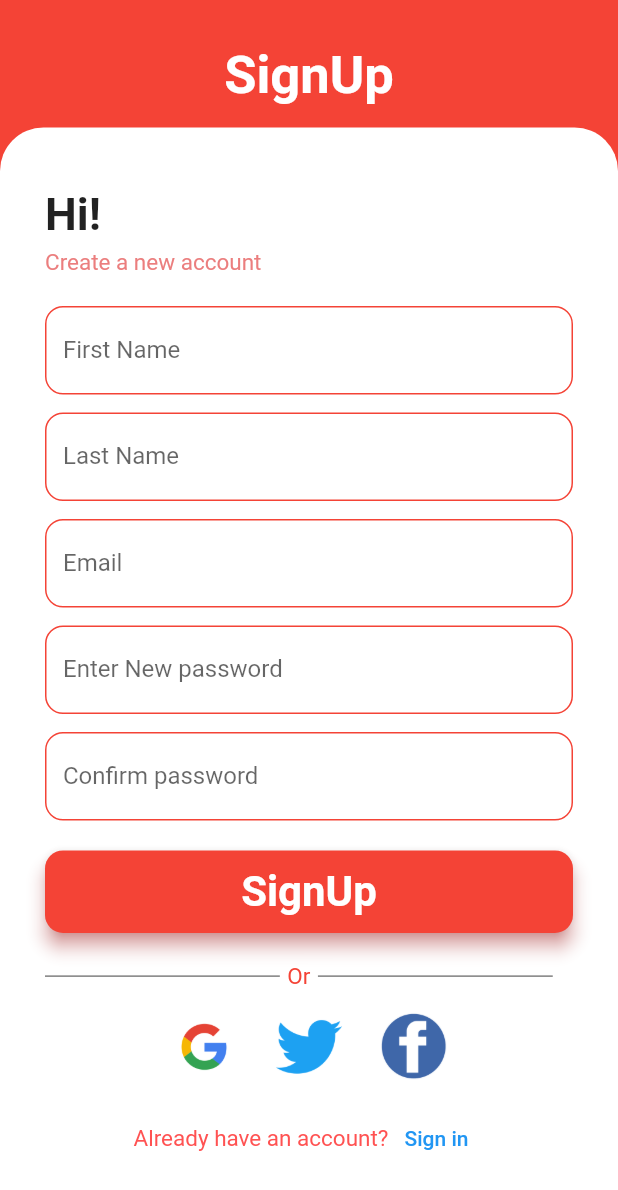
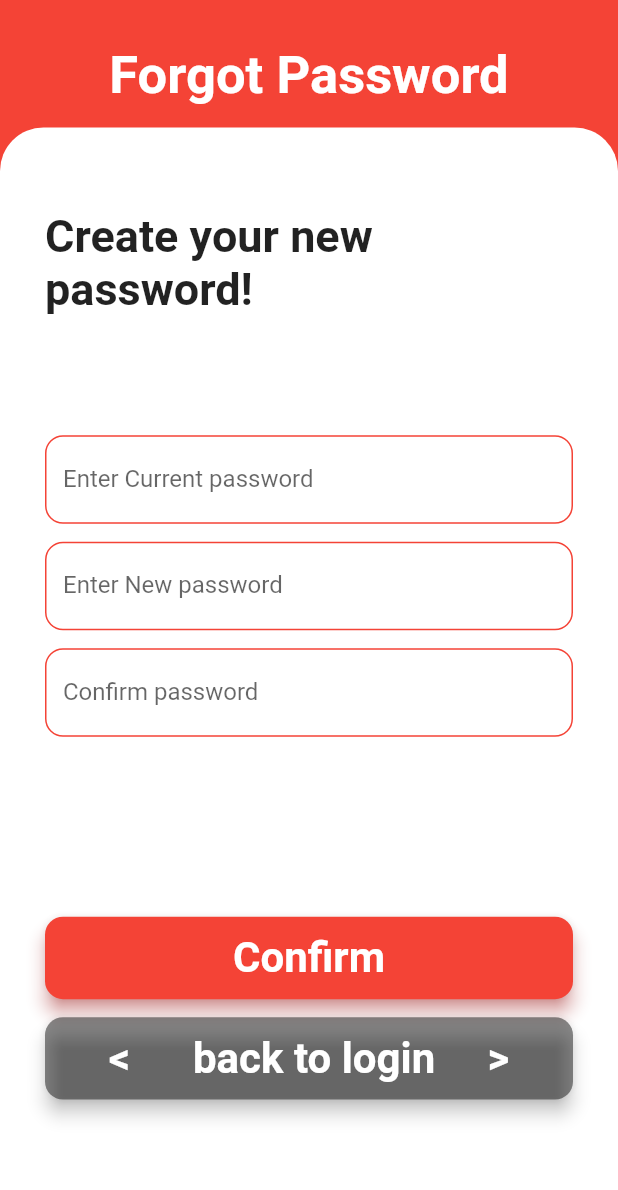
Before and after one commit to KhizarJamshaidIqbal/FirstAppCustomDesign, a Flutter app: the SignUpScreen screen opened directly, after a tap on "SignUp", after a tap on "Forgot Password?", on a phone screen of 412 x 824 dp. Shown: the top 1190 px of the screen. Run offline on Flutter 3.47's test engine with Material 2 defaults, Android fonts, the light colour scheme and no system bars; our stand-ins replace carousel_slider, lottie; network calls fail; Roboto replaces fonts that are missing (Raleway).

Commit message:
first commit

```diff
--- a/lib/View/LoginScreen.dart
+++ b/lib/View/LoginScreen.dart
@@ -6,6 +6,8 @@ import 'package:flutter/src/widgets/container.dart';
 import 'package:flutter/src/widgets/framework.dart';
 import 'package:lottie/lottie.dart';
 import 'package:static_api/View/Authentication.dart';
+import 'package:static_api/View/shared/Forgot_Password.dart';
+import 'package:static_api/View/shared/Home.dart';
 
 import '../api/card_api.dart';
 import 'SignUpScreen.dart';
@@ -61,7 +63,7 @@ class _LoginScreenState extends State<LoginScreen> {
             Padding(
               padding: const EdgeInsets.only(top: 85.0),
               child: Container(
-                height: Height,
+                height: Height / 1.15,
                 width: Width,
                 decoration: BoxDecoration(
                   color: Colors.white,
@@ -71,10 +73,9 @@ class _LoginScreenState extends State<LoginScreen> {
                 ),
               ),
             ),
-            SingleChildScrollView(
-              child: Padding(
-                  padding: const EdgeInsets.only(
-                      top: 140.0, left: 30.0, right: 30.0),
+            Padding(
+                padding:
+                    const EdgeInsets.only(top: 140.0, left: 30.0, right: 30.0),
                 child: Column(
                   crossAxisAlignment: CrossAxisAlignment.start,
                   children: [
@@ -118,7 +119,7 @@ class _LoginScreenState extends State<LoginScreen> {
                           Navigator.push(
                               context,
                               MaterialPageRoute(
-                                  builder: (context) => Authentication(),
+                                builder: (context) => Home(),
                               ));
                         },
                         child: Text(
@@ -141,7 +142,7 @@ class _LoginScreenState extends State<LoginScreen> {
                               Navigator.push(
                                   context,
                                   MaterialPageRoute(
-                                      builder: (context) => SignUpScreen(),
+                                    builder: (context) => Forgot_Password(),
                                   ));
                             },
                             child: Text(
@@ -159,12 +160,10 @@ class _LoginScreenState extends State<LoginScreen> {
                           color: Colors.black,
                         ),
                         Padding(
-                            padding:
-                                const EdgeInsets.only(left: 5.0, right: 5.0),
+                          padding: const EdgeInsets.only(left: 5.0, right: 5.0),
                           child: Text(
                             "Or",
-                              style:
-                                  TextStyle(color: Colors.red, fontSize: 15.0),
+                            style: TextStyle(color: Colors.red, fontSize: 15.0),
                           ),
                         ),
                         Container(
@@ -193,8 +192,8 @@ class _LoginScreenState extends State<LoginScreen> {
                         Padding(
                           padding: const EdgeInsets.only(right: 20.0),
                           child: CircleAvatar(
-                              child: Image(
-                                  image: AssetImage("Images/twitter.png")),
+                            child:
+                                Image(image: AssetImage("Images/twitter.png")),
                             radius: 25.0,
                             backgroundColor: Colors.white,
                           ),
@@ -230,8 +229,7 @@ class _LoginScreenState extends State<LoginScreen> {
                       ],
                     ),
                   ],
-                  )),
-            )
+                ))
           ],
         ),
       )),
--- a/lib/View/SignUpScreen.dart
+++ b/lib/View/SignUpScreen.dart
@@ -63,7 +63,7 @@ class _SignUpScreenState extends State<SignUpScreen> {
             Padding(
               padding: const EdgeInsets.only(top: 85.0),
               child: Container(
-                height: Height,
+                height: Height / 2,
                 width: Width,
                 decoration: BoxDecoration(
                   color: Colors.white,
@@ -120,7 +120,7 @@ class _SignUpScreenState extends State<SignUpScreen> {
                     ),
                     customtextfield(
                         controller: _passwordController,
-                        hintText: "Enter New password",
+                        hintText: "Must use special characters",
                         labelText: "Enter New password"),
                     SizedBox(
                       height: 12.0,
--- a/lib/View/components/Customtexfield.dart
+++ b/lib/View/components/Customtexfield.dart
@@ -1,4 +1,4 @@
-// ignore_for_file: prefer_const_constructors, camel_case_types, unnecessary_import, implementation_imports, unused_import, file_names
+// ignore_for_file: prefer_const_constructors, camel_case_types, unnecessary_import, implementation_imports, unused_import, file_names, must_be_immutable
 
 import 'package:flutter/material.dart';
 import 'package:flutter/src/widgets/container.dart';
@@ -9,7 +9,7 @@ class customtextfield extends StatelessWidget {
   String hintText;
   String labelText;
 
-   customtextfield(
+  customtextfield(
       {super.key,
       required this.controller,
       required this.hintText,
--- a/lib/View/components/lotiecard.dart
+++ b/lib/View/components/lotiecard.dart
@@ -1,3 +1,5 @@
+// ignore_for_file: sized_box_for_whitespace, use_key_in_widget_constructors, unnecessary_import, implementation_imports, prefer_const_constructors_in_immutables, prefer_typing_uninitialized_variables
+
 import 'package:flutter/material.dart';
 import 'package:flutter/src/widgets/container.dart';
 import 'package:flutter/src/widgets/framework.dart';
--- /dev/null
+++ b/lib/View/shared/Forgot_Password.dart
@@ -0,0 +1,176 @@
+// ignore_for_file: prefer_const_constructors, unnecessary_import, implementation_imports, file_names, unused_import, non_constant_identifier_names, unused_local_variable, sort_child_properties_last, deprecated_member_use, no_leading_underscores_for_local_identifiers, unused_element, camel_case_types
+
+import 'package:carousel_slider/carousel_slider.dart';
+import 'package:flutter/material.dart';
+import 'package:flutter/src/widgets/container.dart';
+import 'package:flutter/src/widgets/framework.dart';
+import 'package:lottie/lottie.dart';
+import 'package:static_api/View/Authentication.dart';
+import 'package:static_api/View/LoginScreen.dart';
+
+import '../SignUpScreen.dart';
+import '../components/Customtexfield.dart';
+
+class Forgot_Password extends StatefulWidget {
+  const Forgot_Password({super.key});
+
+  @override
+  State<Forgot_Password> createState() => _Forgot_PasswordState();
+}
+
+class _Forgot_PasswordState extends State<Forgot_Password> {
+  @override
+  Widget build(BuildContext context) {
+    final TextEditingController _passwordController = TextEditingController();
+    final TextEditingController _newpasswordController =
+        TextEditingController();
+    final TextEditingController _confirmpasswordController =
+        TextEditingController();
+
+    @override
+    void dispose() {
+      super.dispose();
+      _confirmpasswordController.dispose();
+      _passwordController.dispose();
+      _newpasswordController.dispose();
+    }
+
+    var Height = MediaQuery.of(context).size.height;
+    var Width = MediaQuery.of(context).size.width;
+    return SafeArea(
+      child: Scaffold(
+          body: SingleChildScrollView(
+        child: Stack(
+          children: [
+            Container(
+              height: Height * 0.2,
+              width: Width,
+              color: Colors.red,
+              child: Padding(
+                padding: const EdgeInsets.only(
+                  top: 30.0,
+                ),
+                child: Text(
+                  "Forgot Password",
+                  textAlign: TextAlign.center,
+                  style: TextStyle(
+                      fontSize: 35.0,
+                      fontWeight: FontWeight.bold,
+                      color: Colors.white,
+                      fontFamily: 'Raleway'),
+                ),
+              ),
+            ),
+            Padding(
+              padding: const EdgeInsets.only(top: 85.0),
+              child: Container(
+                height: Height / 1.15,
+                width: Width,
+                decoration: BoxDecoration(
+                  color: Colors.white,
+                  borderRadius: BorderRadius.only(
+                      topLeft: Radius.circular(29.0),
+                      topRight: Radius.circular(29.0)),
+                ),
+              ),
+            ),
+            Padding(
+                padding:
+                    const EdgeInsets.only(top: 140.0, left: 30.0, right: 30.0),
+                child: Column(
+                  crossAxisAlignment: CrossAxisAlignment.start,
+                  children: [
+                    Text(
+                      "Create your new password!",
+                      textAlign: TextAlign.start,
+                      style: TextStyle(
+                          fontWeight: FontWeight.bold, fontSize: 30.0),
+                    ),
+                    SizedBox(
+                      height: 6.0,
+                    ),
+                    SizedBox(
+                      height: Height * .09,
+                    ),
+                    customtextfield(
+                        controller: _passwordController,
+                        hintText: "Enter Current password",
+                        labelText: "Enter Current password"),
+                    SizedBox(
+                      height: 12.0,
+                    ),
+                    customtextfield(
+                        controller: _newpasswordController,
+                        hintText: "Enter New password",
+                        labelText: "Enter New password"),
+                    SizedBox(
+                      height: 12.0,
+                    ),
+                    customtextfield(
+                        controller: _confirmpasswordController,
+                        hintText: "Confirm password",
+                        labelText: "Confirm password"),
+                    SizedBox(
+                      height: 120.0,
+                    ),
+                    SizedBox(
+                      width: Width * 0.88,
+                      height: Height * 0.2 / 3,
+                      child: ElevatedButton(
+                        onPressed: () {
+                          Navigator.push(
+                              context,
+                              MaterialPageRoute(
+                                builder: (context) => LoginScreen(),
+                              ));
+                        },
+                        child: Text(
+                          "Confirm",
+                          style: TextStyle(
+                              fontSize: 28, fontWeight: FontWeight.bold),
+                        ),
+                        style: ElevatedButton.styleFrom(
+                            elevation: 5,
+                            shadowColor: Colors.redAccent,
+                            primary: Colors.red,
+                            shape: RoundedRectangleBorder(
+                                borderRadius: BorderRadius.circular(12.0))),
+                      ),
+                    ),
+                    SizedBox(
+                      height: 12.0,
+                    ),
+                    SizedBox(
+                      width: Width * 0.88,
+                      height: Height * 0.2 / 3,
+                      child: ElevatedButton(
+                        onPressed: () {
+                          Navigator.push(
+                              context,
+                              MaterialPageRoute(
+                                builder: (context) => LoginScreen(),
+                              ));
+                        },
+                        child: Text(
+                          "<      back to login     >",
+                          style: TextStyle(
+                              fontSize: 28,
+                              fontWeight: FontWeight.bold,
+                              color: Colors.white),
+                        ),
+                        style: ElevatedButton.styleFrom(
+                            elevation: 5,
+                            shadowColor: Colors.black,
+                            primary: Colors.black45,
+                            shape: RoundedRectangleBorder(
+                                borderRadius: BorderRadius.circular(12.0))),
+                      ),
+                    ),
+                  ],
+                ))
+          ],
+        ),
+      )),
+    );
+  }
+}
--- a/lib/main.dart
+++ b/lib/main.dart
@@ -1,11 +1,10 @@
 // ignore_for_file: prefer_const_constructors, unused_import
 
 import 'package:flutter/material.dart';
-import 'package:static_api/View/SplashScreen.dart';
 import 'package:static_api/View/Authentication.dart';
-import 'package:static_api/View/widget_1.dart';
 
 import 'View/LoginScreen.dart';
+import 'View/shared/SplashScreen.dart';
 
 void main() {
   runApp(const MyApp());
@@ -20,7 +19,7 @@ class MyApp extends StatelessWidget {
     return MaterialApp(
       debugShowCheckedModeBanner: false,
       title: 'Static Api',
-      home: SplashScreen(),
+      home: Splash_Screen(),
     );
   }
 }
```
Also changed, not shown: lib/View/Authentication.dart (+8 -13 lines), lib/View/shared/Home.dart (added, +185 -0 lines), lib/View/shared/Profile.dart (added, +18 -0 lines), lib/View/shared/Search.dart (added, +18 -0 lines), lib/View/shared/SplashScreen.dart (renamed from lib/View/SplashScreen.dart, +15 -21 lines), lib/View/widget_1.dart (deleted, +0 -67 lines). Lines whose indentation alone changed are shown as unchanged.
